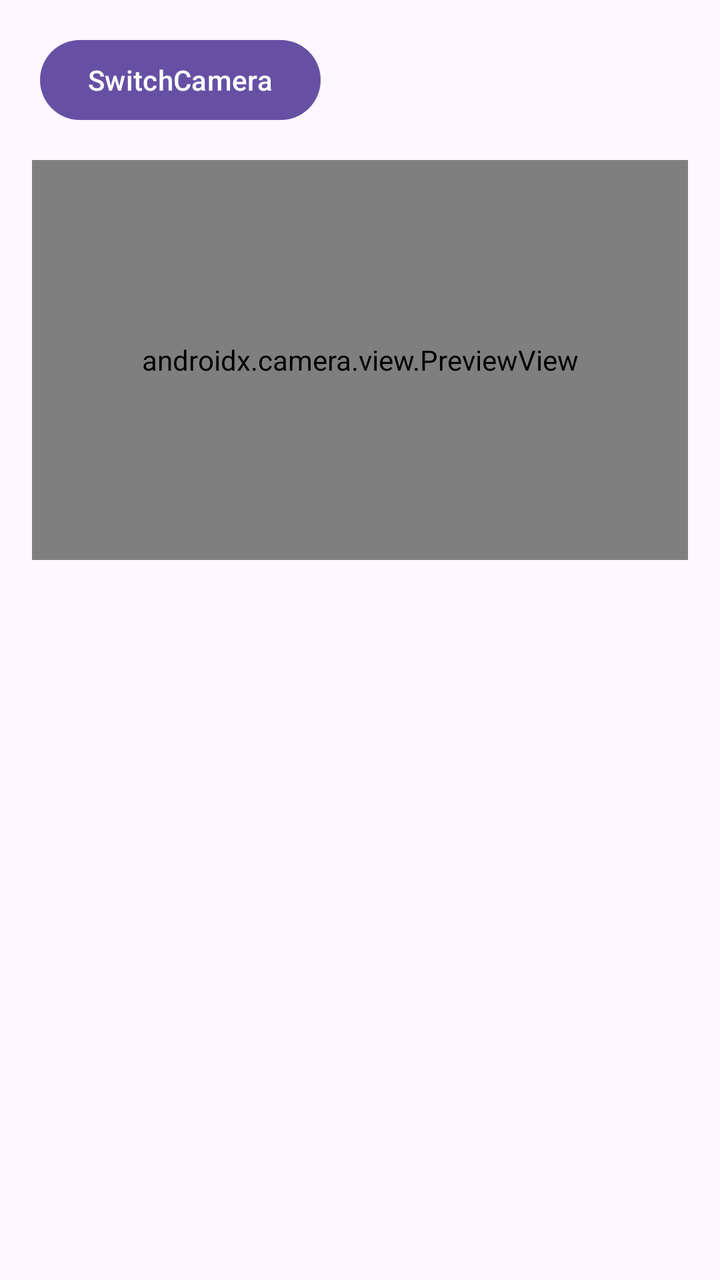
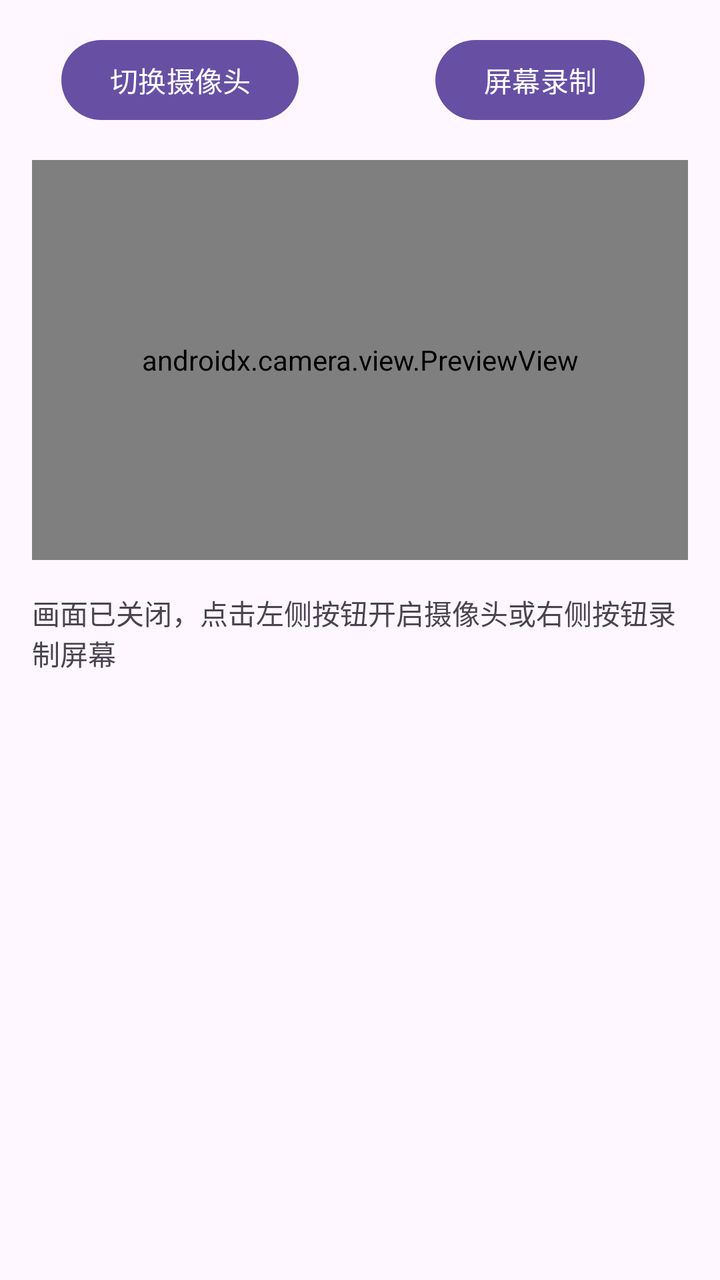

Two renders of the same Android screen: before a commit and after it. Below are the layout's source before the change and the commit's diff.
<!-- AndroidManifest.xml: application theme Theme.CastAPPX -->
<!-- res/layout/fragment_main.xml -->
<?xml version="1.0" encoding="utf-8"?>
<layout xmlns:android="http://schemas.android.com/apk/res/android"
    xmlns:app="http://schemas.android.com/apk/res-auto"
    xmlns:tools="http://schemas.android.com/tools">

    <data>
        <variable
            name="mainViewModel"
            type="com.android.castappx.main.MainViewModel" />
    </data>

    <androidx.constraintlayout.widget.ConstraintLayout
        android:layout_width="match_parent"
        android:layout_height="match_parent" >

        <Button
            android:id="@+id/btn_switch_camera"
            android:layout_width="wrap_content"
            android:layout_height="wrap_content"
            android:layout_marginTop="16dp"
            android:text="SwitchCamera"
            app:layout_constraintEnd_toStartOf="@+id/guideline3"
            app:layout_constraintStart_toStartOf="parent"
            app:layout_constraintTop_toTopOf="parent" />

        <androidx.constraintlayout.widget.Guideline
            android:id="@+id/guideline3"
            android:layout_width="wrap_content"
            android:layout_height="wrap_content"
            android:orientation="vertical"
            app:layout_constraintGuide_percent=".50" />

        <androidx.camera.view.PreviewView
            android:id="@+id/my_result_view"
            android:layout_width="0dp"
            android:layout_height="200dp"
            android:layout_marginStart="16dp"
            android:layout_marginTop="16dp"
            android:layout_marginEnd="16dp"
            android:text="Button"
            app:layout_constraintEnd_toEndOf="parent"
            app:layout_constraintStart_toStartOf="parent"
            app:layout_constraintTop_toBottomOf="@+id/btn_switch_camera" />


    </androidx.constraintlayout.widget.ConstraintLayout>
</layout>
<!-- resources referenced by this layout -->
<resources>
  <style name="Theme.CastAPPX" parent="Base.Theme.CastAPPX" />
  <style name="Base.Theme.CastAPPX" parent="Theme.Material3.DayNight.NoActionBar">
          
          
      </style>
</resources>

<!-- the commit's change to res/layout/fragment_main.xml (unified diff, before → after) -->
@@ -1,7 +1,6 @@
 <?xml version="1.0" encoding="utf-8"?>
 <layout xmlns:android="http://schemas.android.com/apk/res/android"
-    xmlns:app="http://schemas.android.com/apk/res-auto"
-    xmlns:tools="http://schemas.android.com/tools">
+    xmlns:app="http://schemas.android.com/apk/res-auto">
 
     <data>
         <variable
@@ -18,10 +17,19 @@
             android:layout_width="wrap_content"
             android:layout_height="wrap_content"
             android:layout_marginTop="16dp"
-            android:text="SwitchCamera"
+            android:text="@string/switch_camera"
             app:layout_constraintEnd_toStartOf="@+id/guideline3"
             app:layout_constraintStart_toStartOf="parent"
             app:layout_constraintTop_toTopOf="parent" />
+
+        <Button
+            android:id="@+id/btn_screen_recording"
+            android:layout_width="wrap_content"
+            android:layout_height="wrap_content"
+            android:text="@string/start_projection"
+            app:layout_constraintBaseline_toBaselineOf="@id/btn_switch_camera"
+            app:layout_constraintEnd_toEndOf="parent"
+            app:layout_constraintStart_toStartOf="@id/guideline3" />
 
         <androidx.constraintlayout.widget.Guideline
             android:id="@+id/guideline3"
@@ -30,17 +38,38 @@
             android:orientation="vertical"
             app:layout_constraintGuide_percent=".50" />
 
-        <androidx.camera.view.PreviewView
-            android:id="@+id/my_result_view"
+        <FrameLayout
+            android:id="@+id/preview_container"
             android:layout_width="0dp"
             android:layout_height="200dp"
-            android:layout_marginStart="16dp"
-            android:layout_marginTop="16dp"
-            android:layout_marginEnd="16dp"
-            android:text="Button"
+            android:layout_margin="16dp"
+            android:background="#000000"
             app:layout_constraintEnd_toEndOf="parent"
             app:layout_constraintStart_toStartOf="parent"
-            app:layout_constraintTop_toBottomOf="@+id/btn_switch_camera" />
+            app:layout_constraintTop_toBottomOf="@id/btn_switch_camera">
+
+            <androidx.camera.view.PreviewView
+                android:id="@+id/my_result_view"
+                android:layout_width="match_parent"
+                android:layout_height="match_parent" />
+
+            <TextureView
+                android:id="@+id/screen_preview"
+                android:layout_width="match_parent"
+                android:layout_height="match_parent"
+                android:contentDescription="@string/preview_projection"
+                android:visibility="gone" />
+        </FrameLayout>
+
+        <TextView
+            android:id="@+id/preview_status"
+            android:layout_width="0dp"
+            android:layout_height="wrap_content"
+            android:layout_margin="16dp"
+            android:text="@string/preview_off"
+            app:layout_constraintStart_toStartOf="parent"
+            app:layout_constraintEnd_toEndOf="parent"
+            app:layout_constraintTop_toBottomOf="@id/preview_container" />
 
 
     </androidx.constraintlayout.widget.ConstraintLayout>
<!-- resource entries referenced after the edit -->
@@ -1,5 +1,9 @@
 <!-- resources referenced by this layout -->
 <resources>
+  <string name="preview_off">画面已关闭，点击左侧按钮开启摄像头或右侧按钮录制屏幕</string>
+  <string name="preview_projection">正在显示屏幕录制画面</string>
+  <string name="start_projection">屏幕录制</string>
+  <string name="switch_camera">切换摄像头</string>
   <style name="Theme.CastAPPX" parent="Base.Theme.CastAPPX" />
   <style name="Base.Theme.CastAPPX" parent="Theme.Material3.DayNight.NoActionBar">
           
